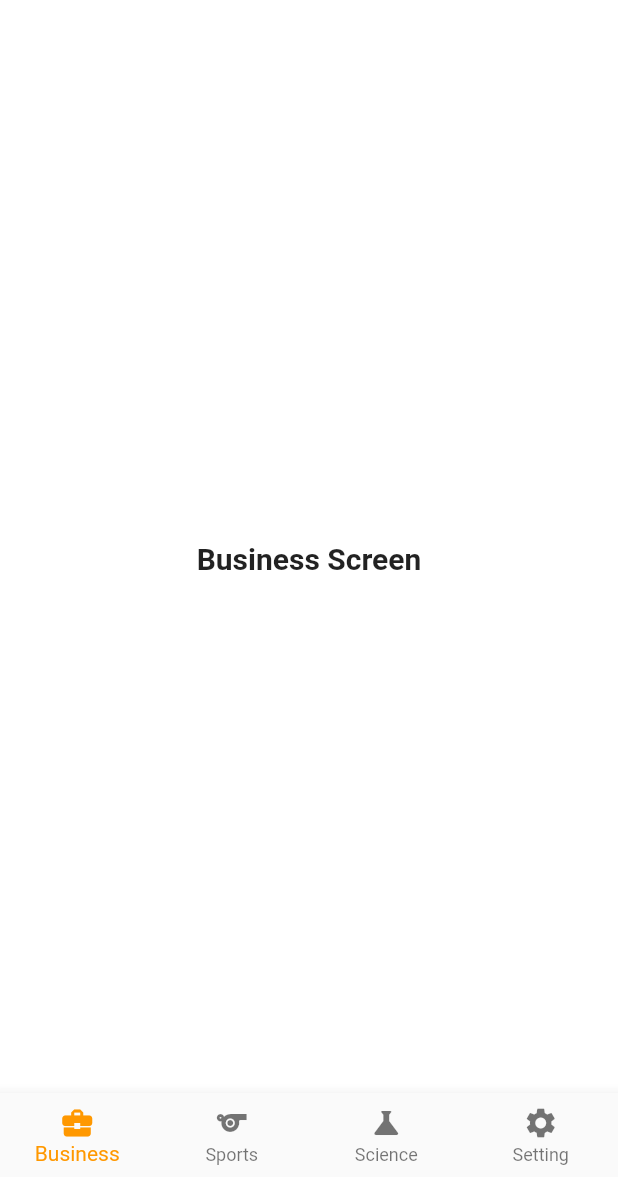
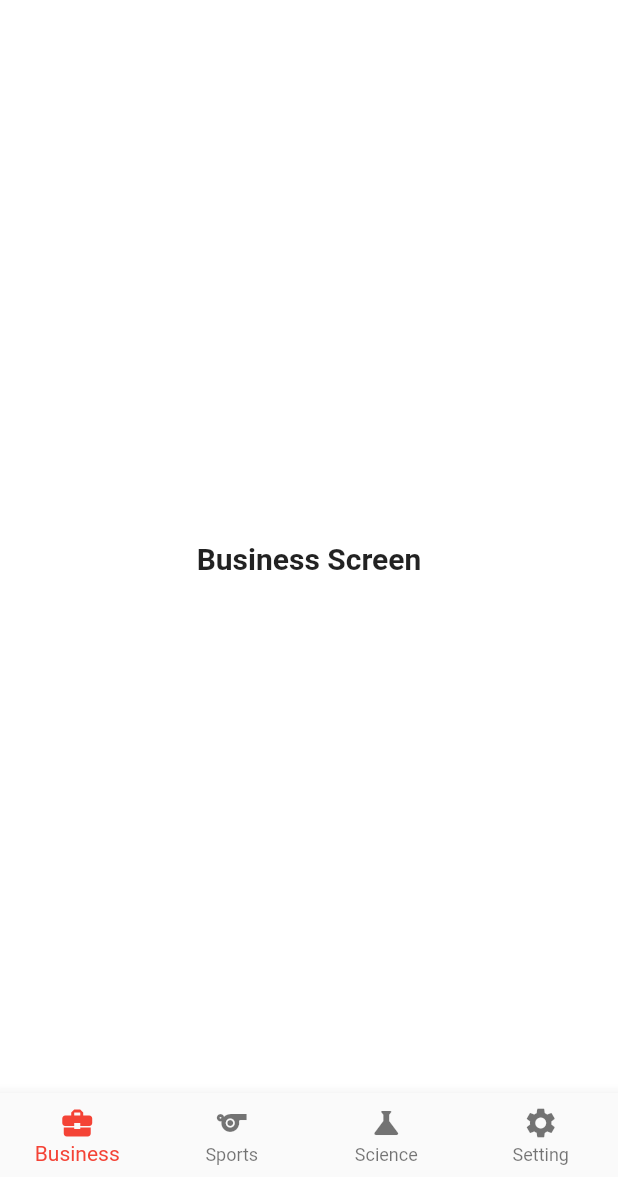
Before and after one commit to HeshamQutb/Flutter_News_App, a Flutter app: the screen it shows after launch, on a phone screen of 412 x 824 dp, the part 59-1236 px from its top. Run offline on Flutter 3.47's test engine with Material 2 defaults, Android fonts, the phone set to English and light mode, and no system bars; our stand-ins replace bloc, flutter_bloc.

Commit message:
App Them Edit

```diff
--- a/lib/main.dart
+++ b/lib/main.dart
@@ -39,7 +39,7 @@ class MyApp extends StatelessWidget {
         ),
         bottomNavigationBarTheme: const BottomNavigationBarThemeData(
           type: BottomNavigationBarType.fixed,
-          selectedItemColor: Colors.orange
+          selectedItemColor: Colors.red
         )
       ),
       home: const NewsLayout(),
```
